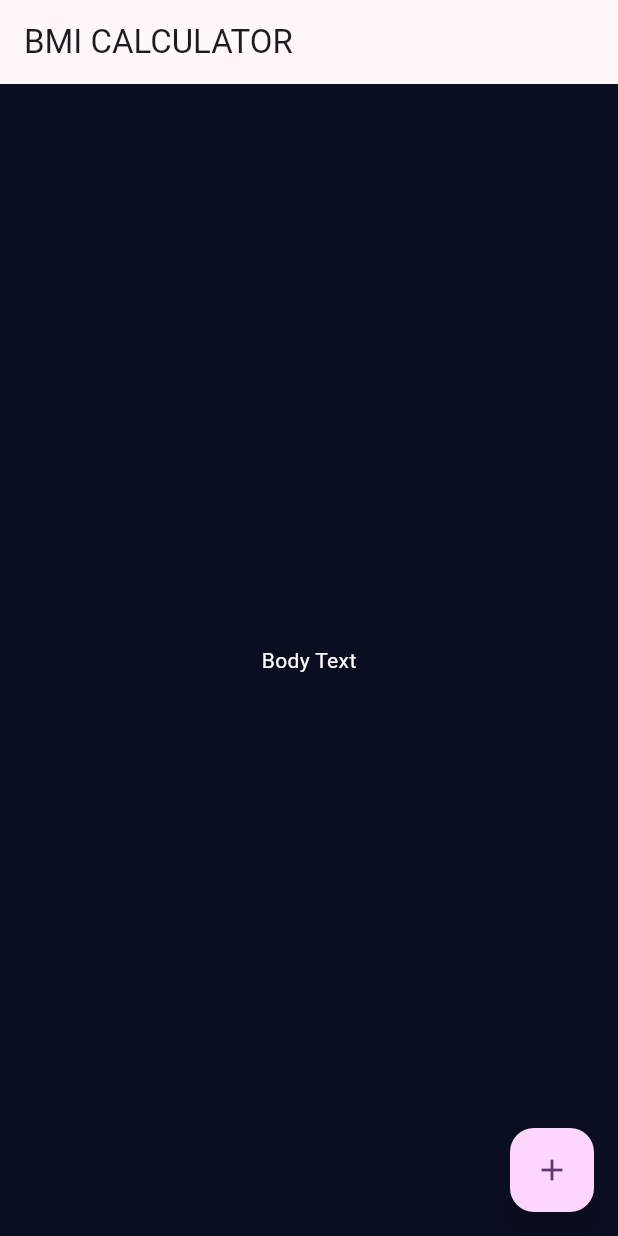
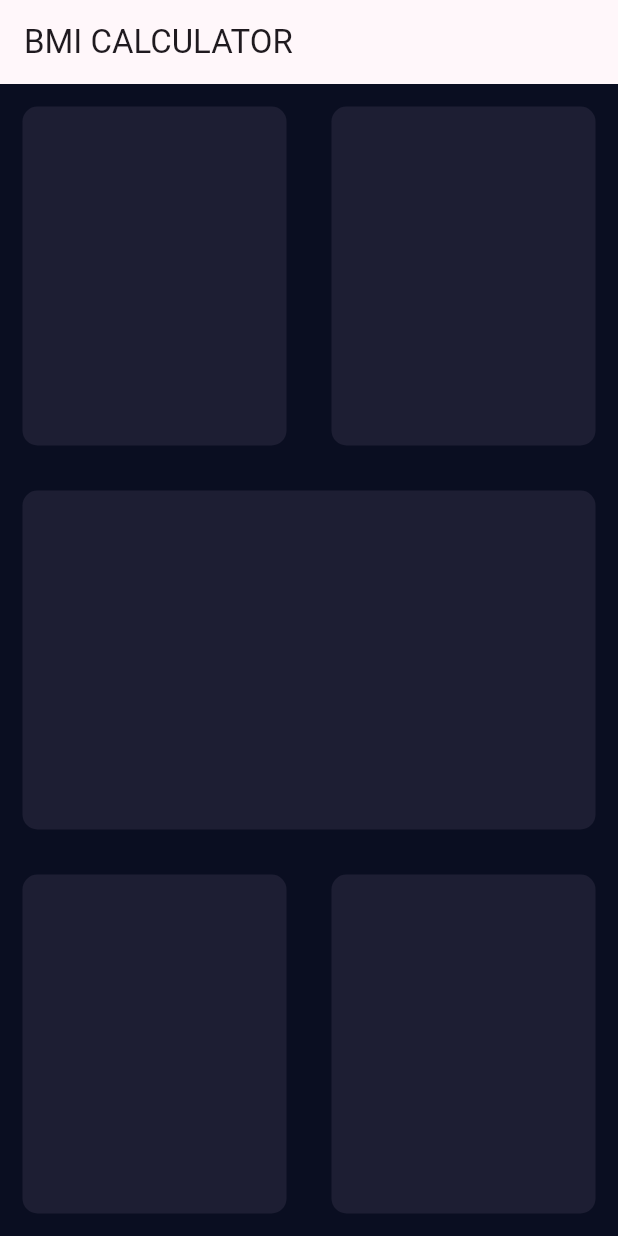
Before and after one commit to fontesrafa/Flutter-Udemy-AngelaYu, a Flutter app: the screen it shows after launch, on a phone screen of 412 x 824 dp. Run offline on Flutter 3.47's test engine with Material 2 defaults, Android fonts, the phone set to English and light mode, and no system bars; our stand-ins replace assets_audio_player.

Commit message:
Created Coluns and Rows of Containers, created ReusableCard widget

```diff
--- a/bmi_calculator/lib/input_page.dart
+++ b/bmi_calculator/lib/input_page.dart
@@ -14,13 +14,59 @@
       appBar: AppBar(
         title: const Text('BMI CALCULATOR'),
       ),
-      body: const Center(
-        child: Text('Body Text'),
-      ),
-      floatingActionButton: FloatingActionButton(
-        onPressed: () {},
-        child: const Icon(Icons.add),
+      body: Column(
+        children: [
+          Expanded(
+            child: Row(
+              children: [
+                Expanded(
+                  child: ReusableCard(color: Color(0xFF1D1E33)),
+                ),
+                Expanded(
+                  child: ReusableCard(color: Color(0xFF1D1E33)),
+                ),
+              ],
+            ),
+          ),
+          Expanded(
+            child: Row(
+              children: [
+                Expanded(
+                  child: ReusableCard(color: Color(0xFF1D1E33)),
+                ),
+              ],
+            ),
+          ),
+          Expanded(
+            child: Row(
+              children: [
+                Expanded(
+                  child: ReusableCard(color: Color(0xFF1D1E33)),
+                ),
+                Expanded(
+                  child: ReusableCard(color: Color(0xFF1D1E33)),
+                ),
+              ],
+            ),
+          ),
+        ],
       ),
     );
   }
 }
+
+class ReusableCard extends StatelessWidget {
+  final Color color;
+  ReusableCard({required this.color});
+
+  @override
+  Widget build(BuildContext context) {
+    return Container(
+      margin: EdgeInsets.all(15),
+      decoration: BoxDecoration(
+        borderRadius: BorderRadius.circular(10.0),
+        color: color,
+      ),
+    );
+  }
+}
--- a/bmi_calculator/lib/main.dart
+++ b/bmi_calculator/lib/main.dart
@@ -1,5 +1,7 @@
 import 'package:bmi_calculator/input_page.dart';
 import 'package:flutter/material.dart';
+
+import 'input_page.dart';
 
 void main() => runApp(const BMICalculator());
 
@@ -13,11 +15,11 @@
         useMaterial3: true,
         colorScheme: ColorScheme.fromSeed(
           seedColor: Colors.purple,
-          primary: Color(0xFF0A0E21),
+          primary: const Color(0xFF0A0E21),
           secondary: Colors.purple,
         ),
-        scaffoldBackgroundColor: Color(0xFF0A0E21),
-        textTheme: TextTheme(
+        scaffoldBackgroundColor: const Color(0xFF0A0E21),
+        textTheme: const TextTheme(
           bodyText2: TextStyle(
             color: Colors.white,
           ),
```
